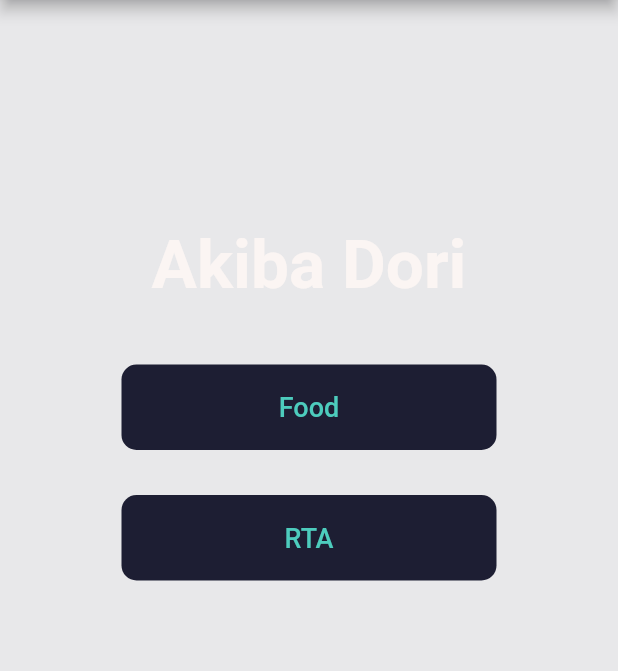
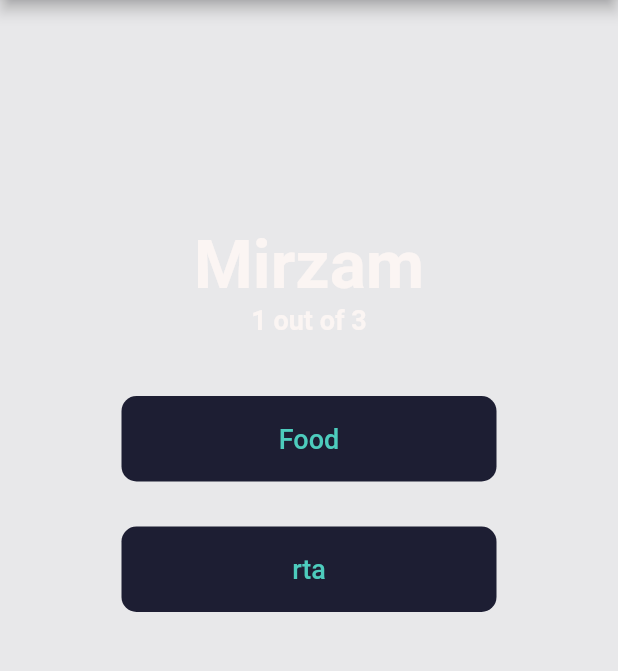
Before and after one commit to Simyan/ExpenseTrackerFlutter, a Flutter app: the screen it shows after launch, after a tap on the "arrow forward" icon, on a phone screen of 412 x 824 dp, the part 84-755 px from its top. Run offline on Flutter 3.47's test engine with Material 2 defaults, Android fonts, the phone set to English and light mode, and no system bars; our stand-ins replace fl_chart.

Commit message:
Category selection functionality + selection component

```diff
--- /dev/null
+++ b/lib/components/selection_button.dart
@@ -0,0 +1,34 @@
+import 'package:expense_tracker/enums/category_enum.dart';
+import 'package:flutter/material.dart';
+
+class SelectionButton extends StatelessWidget {
+  final Function onSelect;
+  final String selectText;
+  final Category selectCategory;
+
+  //SelectionButton({Key key, this.selectText, this.selectCategory, this.onSelect}) : super(key: key);
+  SelectionButton({@required this.selectText, @required this.selectCategory, @required this.onSelect});
+  @override
+  Widget build(BuildContext context) {
+    return  GestureDetector(
+      onTap: () => onSelect(selectCategory),
+      child: Container(
+        width: 250,
+        child: Padding(
+            padding: const EdgeInsets.all(18.0),
+            child: Center(
+              child: Text(selectText,
+
+                  style: TextStyle(
+                      fontSize: 18.0,
+                      fontWeight: FontWeight.w500,
+                      color: const Color(0xff4dccbd))),
+            )),
+        margin: EdgeInsets.all(15.0),
+        decoration: BoxDecoration(color: Color(0xFF1D1E33), borderRadius: BorderRadius.circular(10.0),
+          //boxShadow: [BoxShadow(color: Color(0xFFFFFFFF).withAlpha(50), spreadRadius: 3.2, blurRadius: 4, offset: Offset(0,3))]
+        ),
+      ),
+    );
+  }
+}
--- /dev/null
+++ b/lib/enums/category_enum.dart
@@ -0,0 +1,7 @@
+enum Category {
+  food,
+  grocery,
+  retail,
+  rta,
+  others
+}
--- /dev/null
+++ b/lib/models/store.dart
@@ -0,0 +1,8 @@
+import 'package:expense_tracker/enums/category_enum.dart';
+
+class Store {
+    String name;
+    Category category;
+
+    Store(this.name, this.category);
+}
--- a/lib/screens/category_page.dart
+++ b/lib/screens/category_page.dart
@@ -1,14 +1,30 @@
+import 'package:expense_tracker/enums/category_enum.dart';
 import 'package:flutter/material.dart';
+import 'package:expense_tracker/models/store.dart';
+import 'package:expense_tracker/components/selection_button.dart';
 
 class CategoryPage extends StatefulWidget {
   CategoryPage({Key key, this.title}) : super(key: key);
-
   final String title;
   @override
   _CategoryPageState createState() => _CategoryPageState();
+
+
 }
 
 class _CategoryPageState extends State<CategoryPage> {
+  List<Store> storeList = [ new Store('Mirzam', null), new Store('Metro', null), new Store('Krispy Kreme', null)];
+  int index = 0;
+
+  void selectCategory(Category choice){
+    setState(()
+    {
+      storeList[index].category = choice;
+      storeList.length - 1 > index ? index++ : null ;
+    });
+
+  }
+
   @override
   Widget build(BuildContext context) {
     return Scaffold(
@@ -35,48 +51,20 @@ class _CategoryPageState extends State<CategoryPage> {
             crossAxisAlignment: CrossAxisAlignment.center,
             children: <Widget>[
               Center(
-                child: Text("Akiba Dori",
+                child: Text(storeList[index].name,
                     style: TextStyle(
                         fontSize: 45.0,
                         fontWeight: FontWeight.w700,
                         color: const Color(0xffFBF5F3))),
               ),
+              Text('${index+1} out of ${storeList.length}',
+                  style: TextStyle(
+                      fontSize: 18.0,
+                      fontWeight: FontWeight.w700,
+                      color: const Color(0xffFBF5F3))),
               const SizedBox(height: 25),
-              Container(
-                width: 250,
-                child: Padding(
-                    padding: const EdgeInsets.all(18.0),
-                    child: Center(
-                      child: Text("Food",
-
-                          style: TextStyle(
-                              fontSize: 18.0,
-                              fontWeight: FontWeight.w500,
-                              color: const Color(0xff4dccbd))),
-                    )),
-                margin: EdgeInsets.all(15.0),
-                decoration: BoxDecoration(color: Color(0xFF1D1E33), borderRadius: BorderRadius.circular(10.0),
-                  //boxShadow: [BoxShadow(color: Color(0xFFFFFFFF).withAlpha(50), spreadRadius: 3.2, blurRadius: 4, offset: Offset(0,3))]
-                ),
-              ),
-              Container(
-                width: 250,
-                child: Padding(
-                    padding: const EdgeInsets.all(18.0),
-                    child: Center(
-                      child: Text("RTA",
-
-                          style: TextStyle(
-                              fontSize: 18.0,
-                              fontWeight: FontWeight.w500,
-                              color: const Color(0xff4dccbd))),
-                    )),
-                margin: EdgeInsets.all(15.0),
-                decoration: BoxDecoration(color: Color(0xFF1D1E33), borderRadius: BorderRadius.circular(10.0),
-                  //boxShadow: [BoxShadow(color: Color(0xFFFFFFFF).withAlpha(50), spreadRadius: 3.2, blurRadius: 4, offset: Offset(0,3))]
-                ),
-              ),
-
+              SelectionButton(selectText: 'Food', selectCategory: Category.food, onSelect: selectCategory),
+              SelectionButton(selectText: 'rta', selectCategory: Category.rta, onSelect: selectCategory),
             ],
           ),
         ));
```
